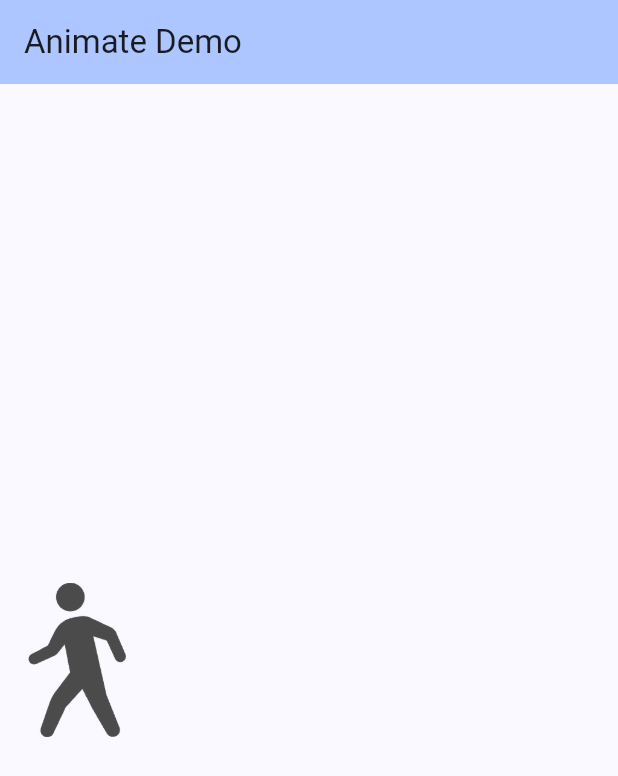
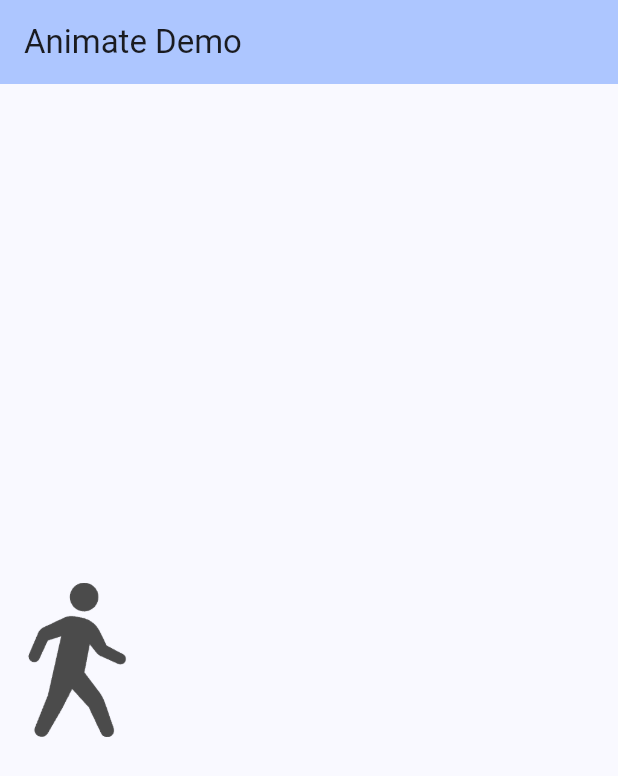
Before and after one commit to c22349/flutter_animation_practice, a Flutter app: the screen it shows after launch, on a phone screen of 412 x 824 dp. Shown: the top 776 px of the screen. Run offline on Flutter 3.47's test engine with Material 3 defaults, Android fonts, the phone set to English and light mode, and no system bars.

Commit message:
Fix image movement

```diff
--- a/lib/main.dart
+++ b/lib/main.dart
@@ -130,6 +130,7 @@ class _MyHomePageState extends State<MyHomePage>
               if (_isAnimating) {
                 _controller.stop(); // アニメーションを停止
               } else {
+                _isMovingRight = false; // 再開時に必ず左に移動するように設定
                 _controller.forward(); // アニメーションを再開
               }
               _isAnimating = !_isAnimating; // 状態を反転
@@ -143,7 +144,7 @@ class _MyHomePageState extends State<MyHomePage>
                 transform:
                     Matrix4.identity()
                       ..translate(_animation.value, 0)
-                      ..scale(_isMovingRight ? -1.0 : 1.0, 1.0), // 反転の向きを逆に
+                      ..scale(_isMovingRight ? 1.0 : -1.0, 1.0), // 進行方向に応じて反転
                 child: SizedBox(
                   width: imageWidth,
                   child: Image.asset('images/walk.png'),
```
